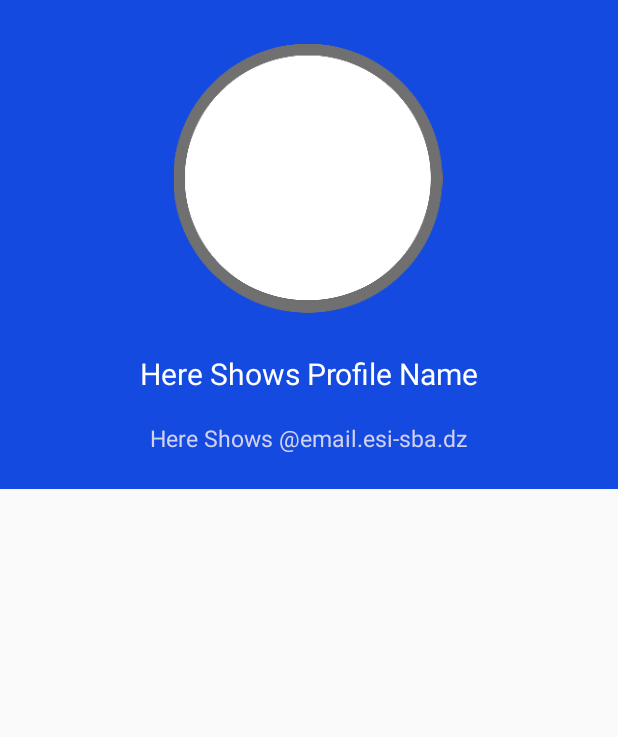
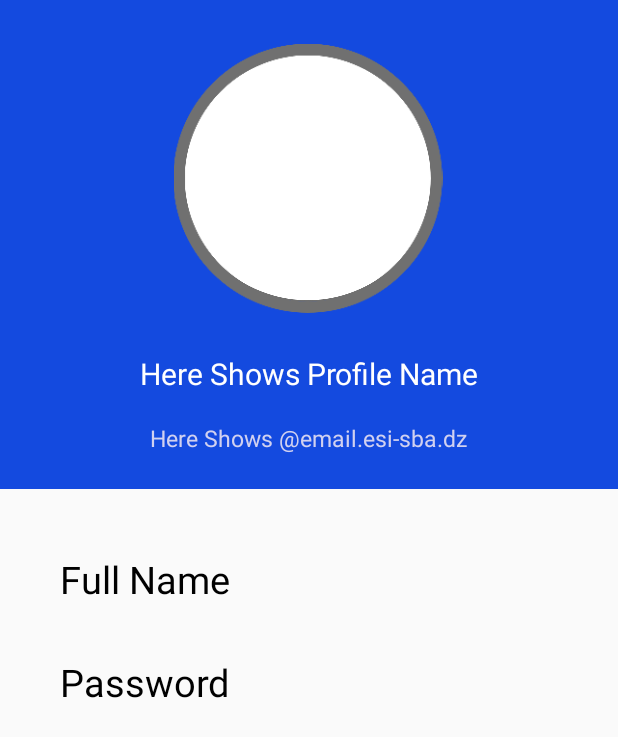
Before and after one commit to YanissGnz/EsiProject, an Android app: the layout fragment_profile.xml on its own in the app's theme, with its tools: preview values and no code run, on a phone screen of 412 x 824 dp. Shown: the top 737 px of the screen. Run offline under Robolectric (Android 15) with nearby library versions, the phone set to English and light mode, and no system bars.

Commit message:
profile second edit

```diff
--- a/app/src/main/res/layout/fragment_profile.xml
+++ b/app/src/main/res/layout/fragment_profile.xml
@@ -70,4 +70,33 @@
         app:layout_constraintTop_toBottomOf="@+id/profile_name"
         app:layout_constraintVertical_bias="0.45" />
 
+    <TextView
+        android:id="@+id/textView6"
+        android:layout_width="wrap_content"
+        android:layout_height="wrap_content"
+        android:text="Password"
+        android:textColor="#000000"
+        android:textSize="25dp"
+        app:layout_constraintBottom_toBottomOf="parent"
+        app:layout_constraintEnd_toEndOf="parent"
+        app:layout_constraintHorizontal_bias="0.133"
+        app:layout_constraintStart_toStartOf="parent"
+        app:layout_constraintTop_toBottomOf="@+id/textView5"
+        app:layout_constraintVertical_bias="0.088" />
+
+    <TextView
+        android:id="@+id/textView5"
+        android:layout_width="wrap_content"
+        android:layout_height="wrap_content"
+        android:layout_marginTop="36dp"
+        android:text="Full Name"
+        android:textColor="#000000"
+        android:textSize="25dp"
+        app:layout_constraintBottom_toBottomOf="parent"
+        app:layout_constraintEnd_toEndOf="parent"
+        app:layout_constraintHorizontal_bias="0.134"
+        app:layout_constraintStart_toStartOf="parent"
+        app:layout_constraintTop_toBottomOf="@+id/imageView6"
+        app:layout_constraintVertical_bias="0.015" />
+
 </androidx.constraintlayout.widget.ConstraintLayout>
```
